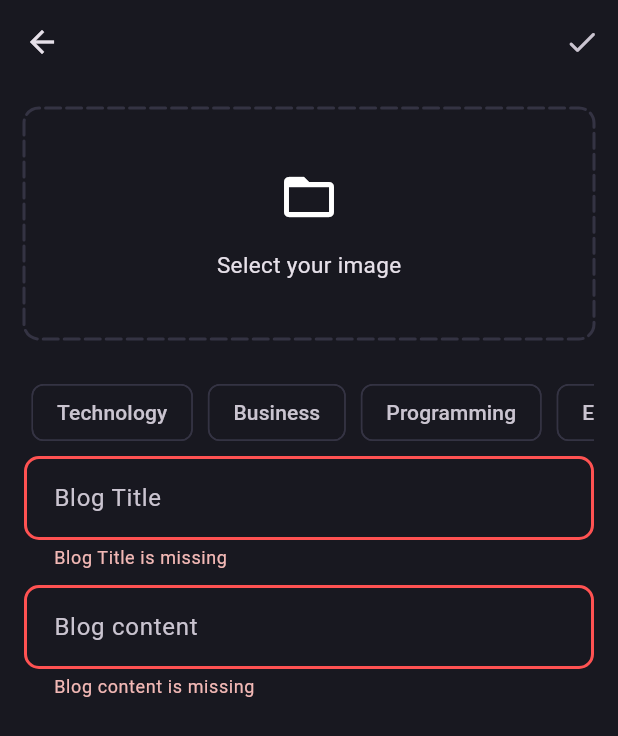
After one commit to nmnhi/blog, a Flutter app: the AddNewBlogPage screen opened directly, after a tap on the "done" icon, on a phone screen of 412 x 824 dp. The commit adds this screen. Shown: the top 736 px of the screen. Run offline on Flutter 3.47's test engine with Material 3 defaults, Android fonts, the phone set to English and light mode, and no system bars; drawn by our look-alikes of dotted_border; our stand-ins replace flutter_bloc, fpdart, get_it, image_picker, supabase_flutter; accounts and stored records are empty.

Commit message:
Implement creat blog

```diff
--- a/lib/core/theme/theme.dart
+++ b/lib/core/theme/theme.dart
@@ -3,16 +3,21 @@ import 'package:flutter/material.dart';
 
 class AppTheme {
   static _border([Color color = AppPalette.borderColor]) => OutlineInputBorder(
-      borderSide: BorderSide(width: 3, color: color),
+      borderSide: BorderSide(width: 2, color: color),
       borderRadius: BorderRadius.circular(10));
 
   static final darkThemeMode = ThemeData.dark().copyWith(
     scaffoldBackgroundColor: AppPalette.backgroundColor,
     appBarTheme: const AppBarTheme(backgroundColor: AppPalette.backgroundColor),
+    chipTheme: const ChipThemeData(
+      side: BorderSide.none,
+      color: WidgetStatePropertyAll(AppPalette.backgroundColor),
+    ),
     inputDecorationTheme: InputDecorationTheme(
-      contentPadding: const EdgeInsets.all(16),
-      enabledBorder: _border(),
-      focusedBorder: _border(AppPalette.gradient2),
-    ),
+        contentPadding: const EdgeInsets.all(16),
+        border: _border(),
+        enabledBorder: _border(),
+        focusedBorder: _border(AppPalette.gradient2),
+        errorBorder: _border(AppPalette.errorColor)),
   );
 }
--- /dev/null
+++ b/lib/features/blog/data/datasource/blog_remote_data_source.dart
@@ -0,0 +1,43 @@
+import 'dart:io';
+
+import 'package:blog_app/core/error/exceptions.dart';
+import 'package:blog_app/features/blog/data/models/blog_model.dart';
+import 'package:supabase_flutter/supabase_flutter.dart';
+
+abstract interface class BlogRemoteDataSource {
+  Future<BlogModel> uploadBlog(BlogModel blog);
+  Future<String> uploadBlogImage({
+    required File image,
+    required BlogModel blog,
+  });
+}
+
+class BlogRemoteDataSourceImpl implements BlogRemoteDataSource {
+  final SupabaseClient supabaseClient;
+  BlogRemoteDataSourceImpl(this.supabaseClient);
+
+  @override
+  Future<BlogModel> uploadBlog(BlogModel blog) async {
+    try {
+      final blogData =
+          await supabaseClient.from("blogs").insert(blog.toJson()).select();
+      return BlogModel.fromJson(blogData.first);
+    } catch (e) {
+      throw ServerException(e.toString());
+    }
+  }
+
+  @override
+  Future<String> uploadBlogImage({
+    required File image,
+    required BlogModel blog,
+  }) async {
+    try {
+      await supabaseClient.storage.from("blog_images").upload(blog.id, image);
+
+      return supabaseClient.storage.from("blog_images").getPublicUrl(blog.id);
+    } catch (e) {
+      throw ServerException(e.toString());
+    }
+  }
+}
--- /dev/null
+++ b/lib/features/blog/data/models/blog_model.dart
@@ -0,0 +1,59 @@
+import 'package:blog_app/features/blog/domain/entities/blog.dart';
+
+class BlogModel extends Blog {
+  BlogModel({
+    required super.id,
+    required super.posterId,
+    required super.title,
+    required super.content,
+    required super.imageUrl,
+    required super.topics,
+    required super.updatedAt,
+  });
+
+  Map<String, dynamic> toJson() {
+    return <String, dynamic>{
+      'id': id,
+      'poster_id': posterId,
+      'title': title,
+      'content': content,
+      'image_url': imageUrl,
+      'topics': topics,
+      'updated_at': updatedAt.toIso8601String(),
+    };
+  }
+
+  factory BlogModel.fromJson(Map<String, dynamic> map) {
+    return BlogModel(
+      id: map['id'] as String,
+      posterId: map['poster_id'] as String,
+      title: map['title'] as String,
+      content: map['content'] as String,
+      imageUrl: map['image_url'] as String,
+      topics: List<String>.from(map['topics'] ?? []),
+      updatedAt: map['updated_at'] == null
+          ? DateTime.now()
+          : DateTime.parse(map['updatedAt']),
+    );
+  }
+
+  BlogModel copyWith({
+    String? id,
+    String? posterId,
+    String? title,
+    String? content,
+    String? imageUrl,
+    List<String>? topics,
+    DateTime? updatedAt,
+  }) {
+    return BlogModel(
+      id: id ?? this.id,
+      posterId: posterId ?? this.posterId,
+      title: title ?? this.title,
+      content: content ?? this.content,
+      imageUrl: imageUrl ?? this.imageUrl,
+      topics: topics ?? this.topics,
+      updatedAt: updatedAt ?? this.updatedAt,
+    );
+  }
+}
--- /dev/null
+++ b/lib/features/blog/data/repository/blog_repository_impl.dart
@@ -0,0 +1,48 @@
+import 'dart:io';
+
+import 'package:blog_app/core/error/exceptions.dart';
+import 'package:blog_app/core/error/failure.dart';
+import 'package:blog_app/features/blog/data/datasource/blog_remote_data_source.dart';
+import 'package:blog_app/features/blog/data/models/blog_model.dart';
+import 'package:blog_app/features/blog/domain/entities/blog.dart';
+import 'package:blog_app/features/blog/domain/repository/blog_repository.dart';
+import 'package:fpdart/fpdart.dart';
+import 'package:uuid/uuid.dart';
+
+class BlogRepositoryImpl implements BlogRepository {
+  final BlogRemoteDataSource blogRemoteDataSource;
+  BlogRepositoryImpl(this.blogRemoteDataSource);
+
+  @override
+  Future<Either<Failure, Blog>> uploadBlog({
+    required String title,
+    required String content,
+    required String posterId,
+    required File image,
+    required List<String> topics,
+  }) async {
+    try {
+      BlogModel blogModel = BlogModel(
+        id: const Uuid().v1(),
+        posterId: posterId,
+        title: title,
+        content: content,
+        imageUrl: '',
+        topics: topics,
+        updatedAt: DateTime.now(),
+      );
+
+      final imageUrl = await blogRemoteDataSource.uploadBlogImage(
+        image: image,
+        blog: blogModel,
+      );
+
+      blogModel = blogModel.copyWith(imageUrl: imageUrl);
+      final uploadedBlog = await blogRemoteDataSource.uploadBlog(blogModel);
+
+      return right(uploadedBlog);
+    } on ServerException catch (e) {
+      return left(Failure(e.message));
+    }
+  }
+}
--- /dev/null
+++ b/lib/features/blog/domain/entities/blog.dart
@@ -0,0 +1,19 @@
+class Blog {
+  final String id;
+  final String posterId;
+  final String title;
+  final String content;
+  final String imageUrl;
+  final List<String> topics;
+  final DateTime updatedAt;
+
+  Blog({
+    required this.id,
+    required this.posterId,
+    required this.title,
+    required this.content,
+    required this.imageUrl,
+    required this.topics,
+    required this.updatedAt,
+  });
+}
--- /dev/null
+++ b/lib/features/blog/domain/repository/blog_repository.dart
@@ -0,0 +1,15 @@
+import 'dart:io';
+
+import 'package:blog_app/core/error/failure.dart';
+import 'package:blog_app/features/blog/domain/entities/blog.dart';
+import 'package:fpdart/fpdart.dart';
+
+abstract interface class BlogRepository {
+  Future<Either<Failure, Blog>> uploadBlog({
+    required String title,
+    required String content,
+    required String posterId,
+    required File image,
+    required List<String> topics,
+  });
+}
--- /dev/null
+++ b/lib/features/blog/domain/usecases/upload_blog.dart
@@ -0,0 +1,38 @@
+import 'dart:io';
+
+import 'package:blog_app/core/error/failure.dart';
+import 'package:blog_app/core/usercase/usercase.dart';
+import 'package:blog_app/features/blog/domain/entities/blog.dart';
+import 'package:blog_app/features/blog/domain/repository/blog_repository.dart';
+import 'package:fpdart/fpdart.dart';
+
+class UploadBlog implements UserCase<Blog, UploadBlogParams> {
+  final BlogRepository blogRepository;
+  UploadBlog(this.blogRepository);
+  @override
+  Future<Either<Failure, Blog>> call(UploadBlogParams params) async {
+    return await blogRepository.uploadBlog(
+      image: params.image,
+      title: params.title,
+      content: params.content,
+      posterId: params.posterId,
+      topics: params.topics,
+    );
+  }
+}
+
+class UploadBlogParams {
+  final String posterId;
+  final String title;
+  final String content;
+  final File image;
+  final List<String> topics;
+
+  UploadBlogParams({
+    required this.posterId,
+    required this.title,
+    required this.content,
+    required this.image,
+    required this.topics,
+  });
+}
--- /dev/null
+++ b/lib/features/blog/presentation/bloc/blog_bloc.dart
@@ -0,0 +1,31 @@
+import 'dart:io';
+
+import 'package:blog_app/features/blog/domain/usecases/upload_blog.dart';
+import 'package:flutter/material.dart';
+import 'package:flutter_bloc/flutter_bloc.dart';
+
+part 'blog_event.dart';
+part 'blog_state.dart';
+
+class BlogBloc extends Bloc<BlogEvent, BlogState> {
+  final UploadBlog uploadBlog;
+
+  BlogBloc(this.uploadBlog) : super(BlogInitial()) {
+    on<BlogEvent>((event, emit) => emit(BlogLoading()));
+    on<BlogUpload>(_onBlogUpload);
+  }
+
+  void _onBlogUpload(BlogUpload event, Emitter<BlogState> emit) async {
+    final res = await uploadBlog(UploadBlogParams(
+      posterId: event.posterId,
+      title: event.title,
+      content: event.content,
+      image: event.image,
+      topics: event.topics,
+    ));
+    res.fold(
+      (l) => emit(BlogFailure(l.message)),
+      (r) => emit(BlogUploadSuccess()),
+    );
+  }
+}
--- /dev/null
+++ b/lib/features/blog/presentation/bloc/blog_event.dart
@@ -0,0 +1,20 @@
+part of 'blog_bloc.dart';
+
+@immutable
+sealed class BlogEvent {}
+
+final class BlogUpload extends BlogEvent {
+  final String posterId;
+  final String title;
+  final String content;
+  final File image;
+  final List<String> topics;
+
+  BlogUpload({
+    required this.posterId,
+    required this.title,
+    required this.content,
+    required this.image,
+    required this.topics,
+  });
+}
--- /dev/null
+++ b/lib/features/blog/presentation/bloc/blog_state.dart
@@ -0,0 +1,15 @@
+part of 'blog_bloc.dart';
+
+@immutable
+sealed class BlogState {}
+
+final class BlogInitial extends BlogState {}
+
+final class BlogLoading extends BlogState {}
+
+final class BlogFailure extends BlogState {
+  final String error;
+  BlogFailure(this.error);
+}
+
+final class BlogUploadSuccess extends BlogState {}
--- /dev/null
+++ b/lib/features/blog/presentation/pages/add_new_blog_page.dart
@@ -0,0 +1,205 @@
+import 'dart:io';
+
+import 'package:blog_app/core/common/cubits/app_user/app_user_cubit.dart';
+import 'package:blog_app/core/common/widgets/loader.dart';
+import 'package:blog_app/core/theme/app_palette.dart';
+import 'package:blog_app/core/utils/pick_image.dart';
+import 'package:blog_app/core/utils/show_snackbar.dart';
+import 'package:blog_app/features/blog/presentation/bloc/blog_bloc.dart';
+import 'package:blog_app/features/blog/presentation/pages/blog_page.dart';
+import 'package:blog_app/features/blog/presentation/widgets/blog_editor.dart';
+import 'package:dotted_border/dotted_border.dart';
+import 'package:flutter/material.dart';
+import 'package:flutter_bloc/flutter_bloc.dart';
+
+class AddNewBlogPage extends StatefulWidget {
+  static route() =>
+      MaterialPageRoute(builder: (context) => const AddNewBlogPage());
+  const AddNewBlogPage({super.key});
+
+  @override
+  State<AddNewBlogPage> createState() => _AddNewBlogPageState();
+}
+
+class _AddNewBlogPageState extends State<AddNewBlogPage> {
+  final titleController = TextEditingController(text: "");
+  final contentController = TextEditingController(text: "");
+  final formKey = GlobalKey<FormState>();
+
+  List<String> selectedTopic = [];
+  File? image;
+
+  void selectImage() async {
+    final pickedImage = await pickImage();
+    setState(() {
+      image = pickedImage;
+    });
+  }
+
+  void uploadBlog() {
+    if (formKey.currentState!.validate() &&
+        selectedTopic.isNotEmpty &&
+        image != null) {
+      final posterId =
+          (context.read<AppUserCubit>().state as AppUserLoggedIn).user.id;
+      context.read<BlogBloc>().add(
+            BlogUpload(
+                posterId: posterId,
+                title: titleController.text,
+                content: contentController.text,
+                image: image!,
+                topics: selectedTopic),
+          );
+    }
+  }
+
+  @override
+  void dispose() {
+    super.dispose();
+    titleController.dispose();
+    contentController.dispose();
+  }
+
+  @override
+  Widget build(BuildContext context) {
+    return Scaffold(
+      appBar: AppBar(
+        actions: [
+          IconButton(
+            onPressed: () {
+              uploadBlog();
+            },
+            icon: const Icon(Icons.done_rounded),
+          )
+        ],
+      ),
+      body: BlocConsumer<BlogBloc, BlogState>(
+        listener: (context, state) {
+          if (state is BlogFailure) {
+            showSnackBar(context, state.error);
+          } else if (state is BlogUploadSuccess) {
+            Navigator.pushAndRemoveUntil(
+              context,
+              BlogPage.route(),
+              (route) => false,
+            );
+          }
+        },
+        builder: (context, state) {
+          if (state is BlogLoading) {
+            return const Loader();
+          }
+          return SingleChildScrollView(
+            child: Padding(
+              padding: const EdgeInsets.all(16.0),
+              child: Form(
+                key: formKey,
+                child: Column(
+                  children: [
+                    image != null
+                        ? GestureDetector(
+                            onTap: selectImage,
+                            child: SizedBox(
+                              height: 150,
+                              width: double.infinity,
+                              child: ClipRRect(
+                                borderRadius: BorderRadius.circular(10),
+                                child: Image.file(
+                                  image!,
+                                  fit: BoxFit.cover,
+                                ),
+                              ),
+                            ),
+                          )
+                        : GestureDetector(
+                            onTap: () {
+                              selectImage();
+                            },
+                            child: DottedBorder(
+                              color: AppPalette.borderColor,
+                              dashPattern: const [10, 4],
+                              radius: const Radius.circular(10),
+                              borderType: BorderType.RRect,
+                              strokeCap: StrokeCap.round,
+                              strokeWidth: 2.0,
+                              child: const SizedBox(
+                                height: 150,
+                                width: double.infinity,
+                                child: Column(
+                                  mainAxisAlignment: MainAxisAlignment.center,
+                                  children: [
+                                    Icon(
+                                      Icons.folder_open,
+                                      size: 40.0,
+                                    ),
+                                    SizedBox(
+                                      height: 15,
+                                      width: double.infinity,
+                                    ),
+                                    Text(
+                                      "Select your image",
+                                      style: TextStyle(fontSize: 15),
+                                    )
+                                  ],
+                                ),
+                              ),
+                            ),
+                          ),
+                    const SizedBox(
+                      height: 20,
+                    ),
+                    SingleChildScrollView(
+                      scrollDirection: Axis.horizontal,
+                      child: Row(
+                        children: [
+                          "Technology",
+                          "Business",
+                          "Programming",
+                          "Entertainment",
+                        ]
+                            .map(
+                              (e) => Padding(
+                                padding: const EdgeInsets.all(5.0),
+                                child: GestureDetector(
+                                  onTap: () {
+                                    if (selectedTopic.contains(e)) {
+                                      selectedTopic.remove(e);
+                                    } else {
+                                      selectedTopic.add(e);
+                                    }
+                                    setState(() {});
+                                  },
+                                  child: Chip(
+                                    label: Text(e),
+                                    color: selectedTopic.contains(e)
+                                        ? const WidgetStatePropertyAll(
+                                            AppPalette.gradient1)
+                                        : null,
+                                    side: selectedTopic.contains(e)
+                                        ? null
+                                        : const BorderSide(
+                                            color: AppPalette.borderColor),
+                                  ),
+                                ),
+                              ),
+                            )
+                            .toList(),
+                      ),
+                    ),
+                    BlogEditor(
+                        controller: titleController, hintText: "Blog Title"),
+                    const SizedBox(
+                      height: 10,
+                    ),
+                    BlogEditor(
+                        controller: contentController, hintText: "Blog content")
+                  ],
+                ),
+              ),
+            ),
+          );
+        },
+      ),
+    );
+  }
+}
--- /dev/null
+++ b/lib/features/blog/presentation/widgets/blog_editor.dart
@@ -0,0 +1,27 @@
+import 'package:flutter/material.dart';
+
+class BlogEditor extends StatelessWidget {
+  final TextEditingController controller;
+  final String hintText;
+
+  const BlogEditor({
+    super.key,
+    required this.controller,
+    required this.hintText,
+  });
+
+  @override
+  Widget build(BuildContext context) {
+    return TextFormField(
+      controller: controller,
+      decoration: InputDecoration(hintText: hintText),
+      maxLines: null,
+      validator: (value) {
+        if (value == null || value.isEmpty) {
+          return '$hintText is missing';
+        }
+        return null;
+      },
+    );
+  }
+}
--- a/pubspec.yaml
+++ b/pubspec.yaml
@@ -14,6 +14,9 @@ dependencies:
   supabase_flutter: ^2.8.1
   flutter_bloc: ^8.1.6
   get_it: ^8.0.2
+  dotted_border: ^2.1.0
+  image_picker: ^1.1.2
+  uuid: ^4.5.1
 
 dev_dependencies:
   flutter_test:
```
Also changed, not shown: lib/core/utils/pick_image.dart (added, +16 -0 lines), lib/features/blog/presentation/pages/blog_page.dart (added, +25 -0 lines), lib/init_dependencies.dart (+38 -3 lines), lib/main.dart (+6 -5 lines), pubspec.lock, 7 other files.
